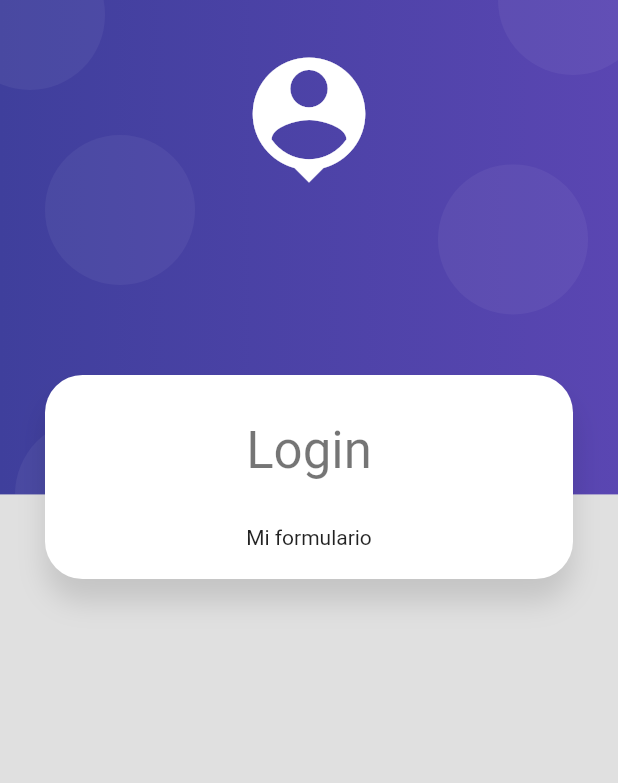
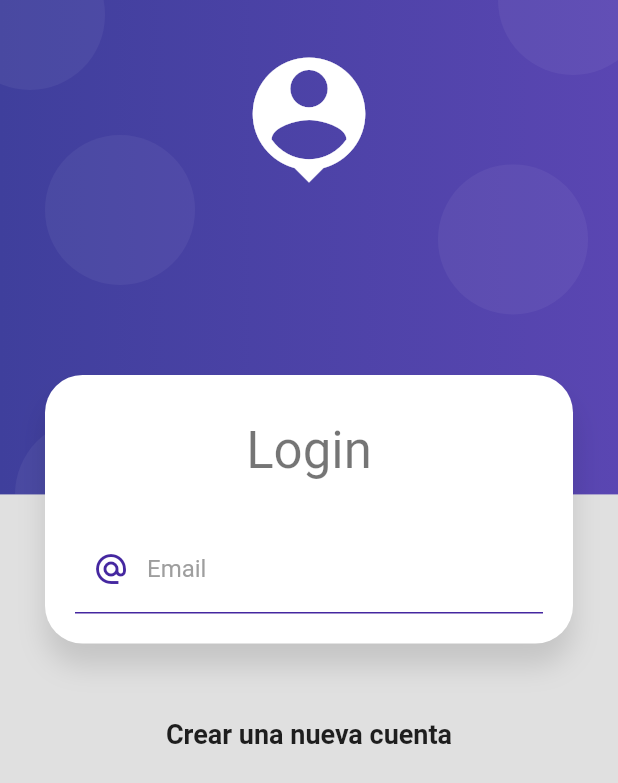
Before and after one commit to Fadria/flutter-validacion-formularios, a Flutter app: the screen it shows after launch, on a phone screen of 412 x 824 dp. Shown: the top 783 px of the screen. Run offline on Flutter 3.47's test engine with Material 2 defaults, Android fonts, the phone set to English and light mode, and no system bars.

Commit message:
Formulario de Login

```diff
--- a/lib/screens/login_screen.dart
+++ b/lib/screens/login_screen.dart
@@ -24,9 +24,12 @@ class LoginScreen extends StatelessWidget {
                   Text("Login", style: Theme.of(context).textTheme.headline4),
                   SizedBox(height: 30),
 
-                  Text("Mi formulario")
+                  _LoginForm(),
                 ])
               ),
+
+              SizedBox(height: 50),
+              Text("Crear una nueva cuenta", style: TextStyle(fontSize: 18, fontWeight: FontWeight.bold)),
             ],
           ),
         )
@@ -34,3 +37,36 @@ class LoginScreen extends StatelessWidget {
    );
   }
 }
+
+class _LoginForm extends StatelessWidget {
+  @override
+  Widget build(BuildContext context) {
+    return Container
+    (
+      child: Form
+      (
+        // TO DO: mantener la referencia al KEY
+        child: Column
+        (
+          children:
+          [
+            TextFormField
+            (
+              autocorrect: false,
+              keyboardType: TextInputType.emailAddress,
+              decoration: InputDecoration
+              (
+                enabledBorder: UnderlineInputBorder(borderSide: BorderSide(color: Colors.deepPurple.shade800)),
+                focusedBorder: UnderlineInputBorder(borderSide: BorderSide(color: Colors.deepPurple.shade800, width: 2)),
+                hintText: "fadriacarrasco@gmail.com",
+                labelText: "Email",
+                labelStyle: TextStyle(color: Colors.grey),
+                prefixIcon: Icon(Icons.alternate_email_sharp, color: Colors.deepPurple.shade800)
+              ),
+            )
+          ],
+        )
+      ),
+    );
+  }
+}
```
